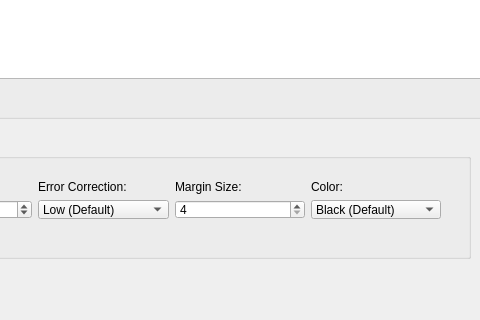
This is QRplusplus/qrplusplus.ui in coregameHD/QRplusplus as Qt 5 draws it before an edit; both pictures show x 149 to 629 and y 280 to 600 of the 800 by 600 pixel window. The edited form follows.
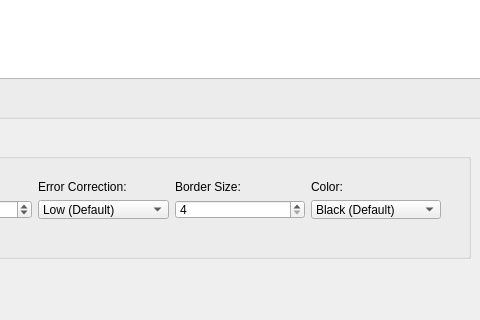
This is the edited form.

Commit message: borderSize -> marginSize

Patch:
```diff
--- a/QRplusplus/qrplusplus.ui
+++ b/QRplusplus/qrplusplus.ui
@@ -290,7 +290,7 @@
       <item row="1" column="2">
        <widget class="QLabel" name="label_4">
         <property name="text">
-         <string>Margin Size:</string>
+         <string>Border Size:</string>
         </property>
         <property name="buddy">
          <cstring>spinBox_marginsize</cstring>
```
Left out of the diff: 4 changed lines with no effect on the pictures. The commit also changes 5 other files.
